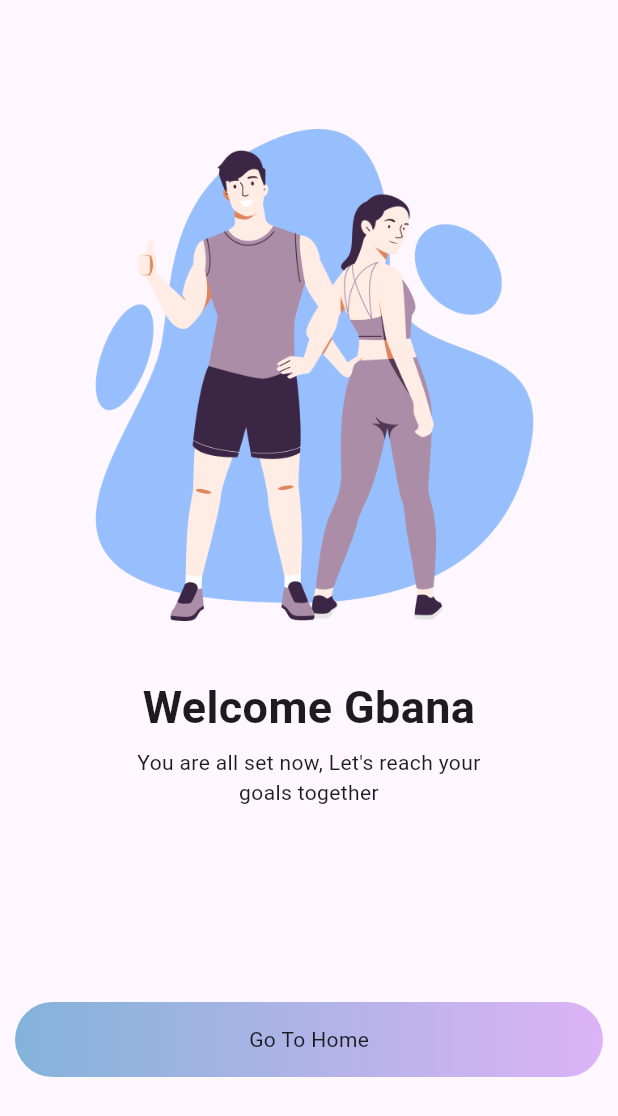
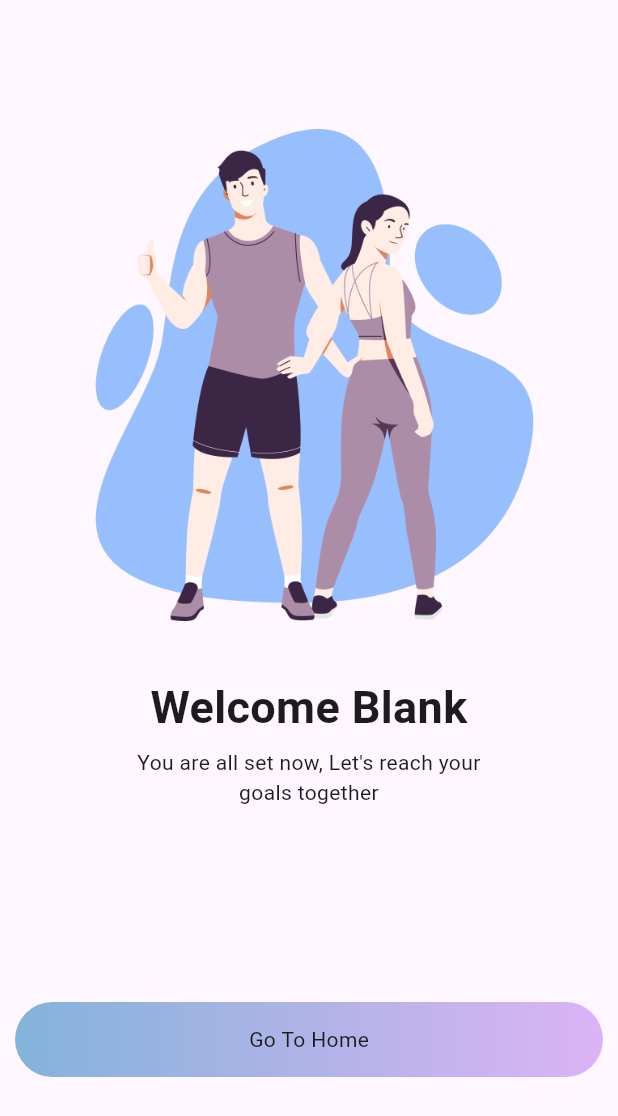
Before and after one commit to Unique-chiemerie/fitnext, a Flutter app: the banner screen opened directly, on a phone screen of 412 x 824 dp. Shown: the top 1116 px of the screen. Run offline on Flutter 3.47's test engine with Material 2 defaults, Android fonts, the phone set to English and light mode, and no system bars.

Commit message:
finished the welcome

```diff
--- a/lib/homescreen/homescreen.dart
+++ b/lib/homescreen/homescreen.dart
@@ -109,7 +109,7 @@ class HomeScreen extends StatelessWidget {
           Row(
             mainAxisAlignment: MainAxisAlignment.center,
             children: [
-              const Text('Already have and account?'),
+              const Text('Already have an account?'),
               TextButton(
                 onPressed: () {},
                 child: const Text(
--- a/lib/homescreen/welcomebanner.dart
+++ b/lib/homescreen/welcomebanner.dart
@@ -29,7 +29,7 @@ class banner extends StatelessWidget {
             ),
           ),
           const Text(
-            'Welcome Gbana',
+            'Welcome Blank',
             style: TextStyle(fontSize: 30, fontWeight: FontWeight.bold),
             textAlign: TextAlign.center,
           ),
@@ -44,7 +44,11 @@ class banner extends StatelessWidget {
           const SizedBox(
             height: 120,
           ),
-          InkWell(onTap: () {}, child: Glow(buttontext: 'Go To Home'))
+          InkWell(
+              onTap: () {
+                homes();
+              },
+              child: Glow(buttontext: 'Go To Home'))
         ],
       ),
     );
```
